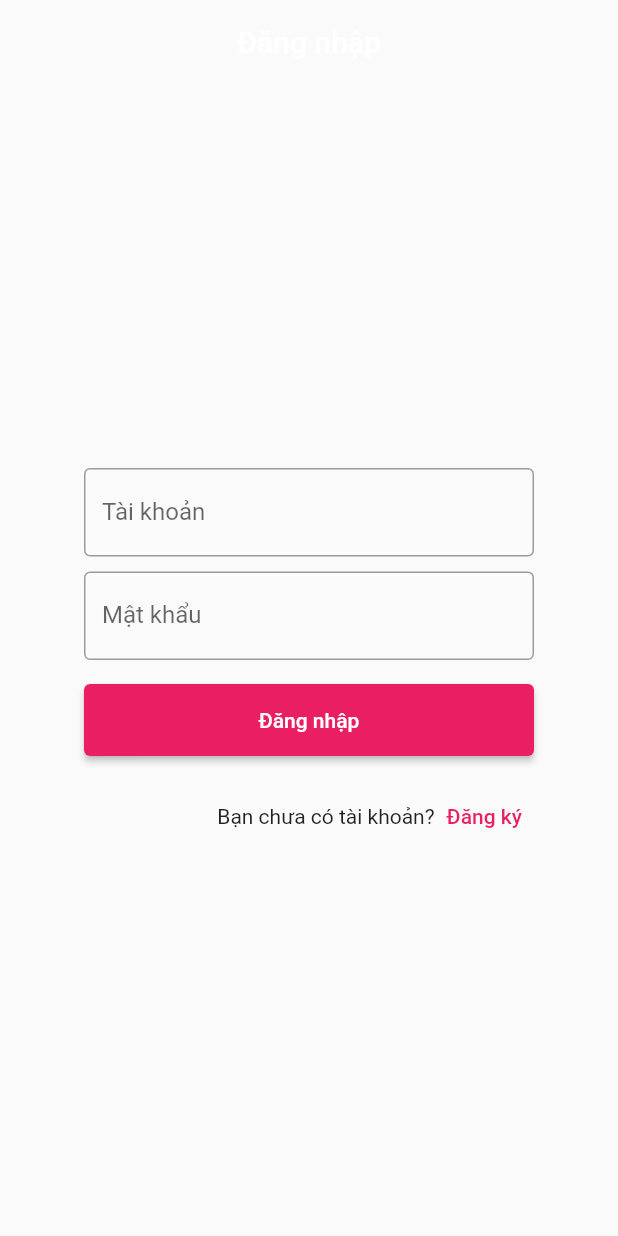
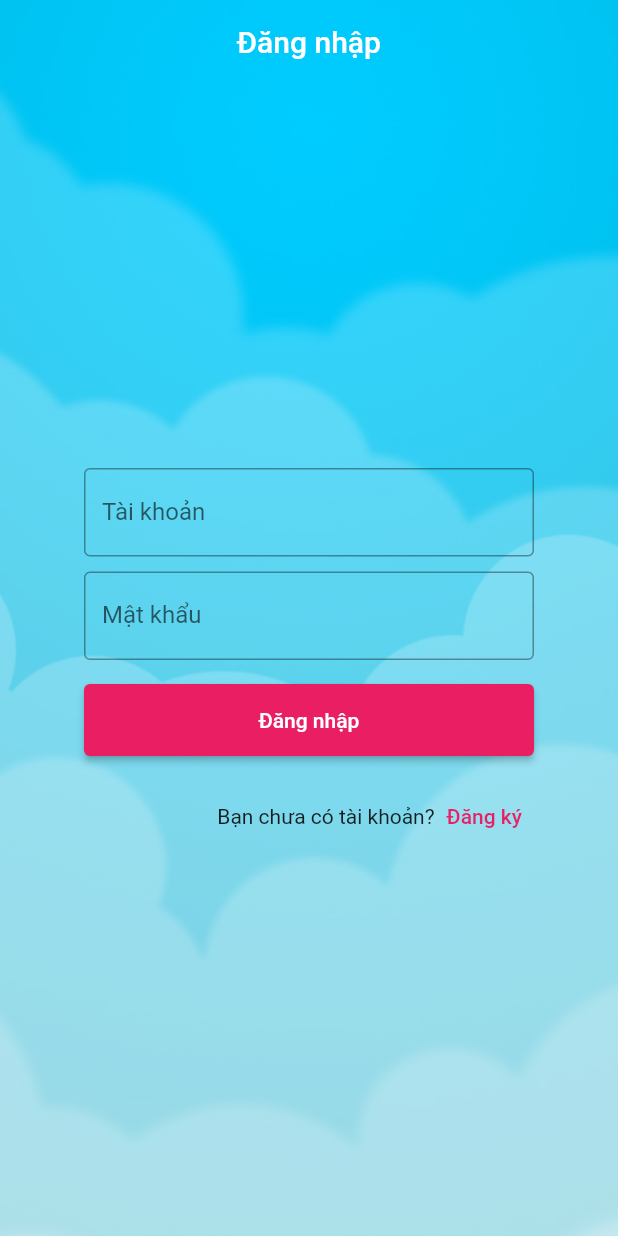
Before and after one commit to pvc97/code-space-client, a Flutter app: the screen it shows after launch, on a phone screen of 412 x 824 dp. Run offline on Flutter 3.47's test engine with Material 2 defaults, Android fonts, the light colour scheme and no system bars; our stand-ins replace dio, equatable, flutter_bloc, flutter_dotenv, flutter_easyloading, flutter_highlight and 7 more; missing offline and left inert: code_text_field, highlight, multi_split_view, syncfusion_flutter_pdfviewer; accounts and stored records are empty; generated files the repository leaves out were written again; statements that could not run were skipped.

Commit message:
Apply background to all screens.

```diff
--- a/lib/presentation/auth/login_screen.dart
+++ b/lib/presentation/auth/login_screen.dart
@@ -3,6 +3,7 @@ import 'package:code_space_client/blocs/base/base_state.dart';
 import 'package:code_space_client/generated/l10n.dart';
 import 'package:code_space_client/presentation/common_widgets/adaptive_app_bar.dart';
 import 'package:code_space_client/presentation/common_widgets/app_elevated_button.dart';
+import 'package:code_space_client/presentation/common_widgets/app_scaffold.dart';
 import 'package:code_space_client/presentation/common_widgets/box.dart';
 import 'package:code_space_client/router/app_router.dart';
 import 'package:code_space_client/utils/state_status_listener.dart';
@@ -42,7 +43,7 @@ class _LoginScreenState extends State<LoginScreen> {
   Widget build(BuildContext context) {
     return BlocListener<AuthCubit, AuthState>(
       listener: stateStatusListener,
-      child: Scaffold(
+      child: AppScaffold(
         appBar: AdaptiveAppBar(
           context: context,
           title: Text(S.of(context).login_screen_title),
--- a/lib/presentation/course_detail/course_detail_view.dart
+++ b/lib/presentation/course_detail/course_detail_view.dart
@@ -3,6 +3,7 @@ import 'package:code_space_client/blocs/base/base_state.dart';
 import 'package:code_space_client/blocs/course_detail/course_detail_bloc.dart';
 import 'package:code_space_client/generated/l10n.dart';
 import 'package:code_space_client/presentation/common_widgets/adaptive_app_bar.dart';
+import 'package:code_space_client/presentation/common_widgets/app_scaffold.dart';
 import 'package:code_space_client/router/app_router.dart';
 import 'package:code_space_client/utils/state_status_listener.dart';
 import 'package:flutter/material.dart';
@@ -84,7 +85,7 @@ class _CourseDetailViewState extends State<CourseDetailView> {
       ],
       child: GestureDetector(
         onTap: FocusScope.of(context).unfocus,
-        child: Scaffold(
+        child: AppScaffold(
           appBar: AdaptiveAppBar(
             context: context,
             title: Text('Flutter ${widget.courseId}'),
--- a/lib/presentation/problem/problem_view.dart
+++ b/lib/presentation/problem/problem_view.dart
@@ -1,4 +1,5 @@
 import 'package:code_space_client/models/problem_detail_model.dart';
+import 'package:code_space_client/presentation/common_widgets/app_scaffold.dart';
 import 'package:code_space_client/presentation/problem/widgets/code_tab.dart';
 import 'package:code_space_client/presentation/problem/widgets/pdf_tab.dart';
 import 'package:code_space_client/utils/extensions/language_ext.dart';
@@ -102,7 +103,7 @@ class _ProblemViewState extends State<ProblemView> {
           },
         ),
       ],
-      child: Scaffold(
+      child: AppScaffold(
         appBar: AdaptiveAppBar(
           context: context,
           title: BlocSelector<ProblemCubit, ProblemState, ProblemDetailModel?>(
--- a/lib/presentation/problem_history/problem_history_screen.dart
+++ b/lib/presentation/problem_history/problem_history_screen.dart
@@ -1,4 +1,5 @@
 import 'package:code_space_client/presentation/common_widgets/adaptive_app_bar.dart';
+import 'package:code_space_client/presentation/common_widgets/app_scaffold.dart';
 import 'package:flutter/material.dart';
 import 'package:go_router/go_router.dart';
 
@@ -20,7 +21,7 @@ class ProblemHistoryScreen extends StatelessWidget {
 
   @override
   Widget build(BuildContext context) {
-    return Scaffold(
+    return AppScaffold(
       appBar: AdaptiveAppBar(
         context: context,
         title: Text(S.of(context).problem_history),
--- a/lib/presentation/problem_result/problem_result_screen.dart
+++ b/lib/presentation/problem_result/problem_result_screen.dart
@@ -3,6 +3,7 @@ import 'package:code_space_client/blocs/base/base_state.dart';
 import 'package:code_space_client/blocs/problem_result/problem_result_cubit.dart';
 import 'package:code_space_client/injection_container.dart';
 import 'package:code_space_client/presentation/common_widgets/adaptive_app_bar.dart';
+import 'package:code_space_client/presentation/common_widgets/app_scaffold.dart';
 import 'package:code_space_client/presentation/common_widgets/box.dart';
 import 'package:code_space_client/utils/state_status_listener.dart';
 import 'package:flutter/material.dart';
@@ -30,7 +31,7 @@ class _ProblemResultScreenState extends State<ProblemResultScreen> {
       child: Builder(builder: (context) {
         return BlocListener<ProblemResultCubit, ProblemResultState>(
           listener: stateStatusListener,
-          child: Scaffold(
+          child: AppScaffold(
             appBar: AdaptiveAppBar(
               context: context,
               title: Text(S.of(context).problem_result),
--- a/lib/presentation/profile/profile_screen.dart
+++ b/lib/presentation/profile/profile_screen.dart
@@ -6,6 +6,7 @@ import 'package:code_space_client/models/role_type.dart';
 import 'package:code_space_client/models/user_model.dart';
 import 'package:code_space_client/presentation/common_widgets/adaptive_app_bar.dart';
 import 'package:code_space_client/presentation/common_widgets/app_elevated_button.dart';
+import 'package:code_space_client/presentation/common_widgets/app_scaffold.dart';
 import 'package:code_space_client/presentation/common_widgets/box.dart';
 import 'package:code_space_client/utils/logger/logger.dart';
 import 'package:flutter/material.dart';
@@ -74,7 +75,7 @@ class _ProfileScreenState extends State<ProfileScreen> {
           context.read<AuthCubit>().logout();
         }
       },
-      child: Scaffold(
+      child: AppScaffold(
         appBar: AdaptiveAppBar(
           context: context,
           title: Text(S.of(context).profile),
--- a/lib/presentation/ranking/ranking_screen.dart
+++ b/lib/presentation/ranking/ranking_screen.dart
@@ -1,3 +1,4 @@
+import 'package:code_space_client/presentation/common_widgets/app_scaffold.dart';
 import 'package:flutter/material.dart';
 
 import 'package:code_space_client/constants/app_sizes.dart';
@@ -16,7 +17,7 @@ class RankingScreen extends StatelessWidget {
 
   @override
   Widget build(BuildContext context) {
-    return Scaffold(
+    return AppScaffold(
       appBar: AdaptiveAppBar(
         context: context,
         title: Text(S.of(context).ranking),
--- a/lib/presentation/setting/setting_screen.dart
+++ b/lib/presentation/setting/setting_screen.dart
@@ -2,6 +2,7 @@ import 'package:code_space_client/blocs/locale/locale_cubit.dart';
 import 'package:code_space_client/generated/l10n.dart';
 import 'package:code_space_client/models/languages.dart';
 import 'package:code_space_client/presentation/common_widgets/adaptive_app_bar.dart';
+import 'package:code_space_client/presentation/common_widgets/app_scaffold.dart';
 import 'package:code_space_client/presentation/common_widgets/box.dart';
 import 'package:flutter/material.dart';
 import 'package:flutter_bloc/flutter_bloc.dart';
@@ -16,7 +17,7 @@ class SettingScreen extends StatefulWidget {
 class _SettingScreenState extends State<SettingScreen> {
   @override
   Widget build(BuildContext context) {
-    return Scaffold(
+    return AppScaffold(
       appBar: AdaptiveAppBar(
         context: context,
         title: Text(S.of(context).settings),
```
